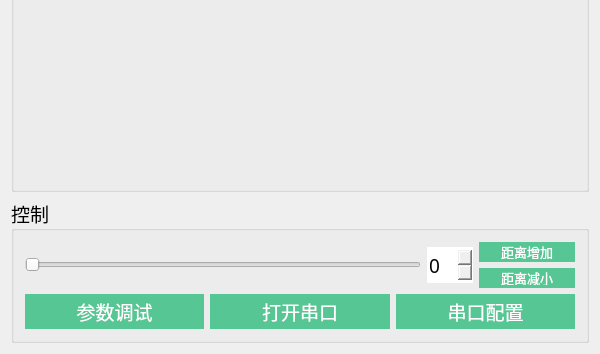
Old version of the form mainwindow.ui in the repository HITXZA/diansai2017Uper2; both pictures show x 0 to 600 and y 246 to 600 of the 600 by 600 pixel window.
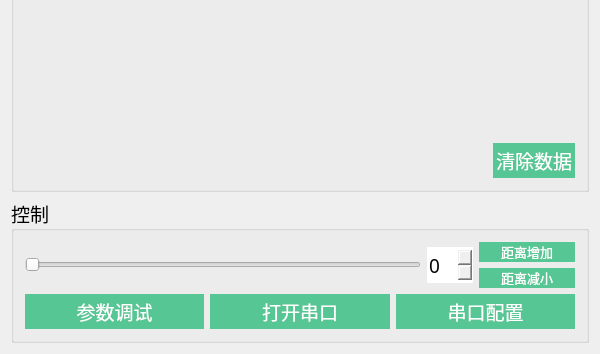
New version of the form. Icons and pictures are not drawn. Custom widgets are drawn as their Qt base class.

What changed in the file:
```diff
--- a/mainwindow.ui
+++ b/mainwindow.ui
@@ -19,7 +19,7 @@
   <widget class="QWidget" name="centralWidget">
    <layout class="QGridLayout" name="gridLayout_3">
     <item row="0" column="0">
-     <layout class="QVBoxLayout" name="verticalLayout_3">
+     <layout class="QVBoxLayout" name="verticalLayout_4">
       <item>
        <widget class="QGroupBox" name="groupBox_2">
         <property name="sizePolicy">
@@ -42,6 +42,8 @@
         </property>
         <layout class="QGridLayout" name="gridLayout_2">
          <item row="0" column="0">
+          <layout class="QVBoxLayout" name="verticalLayout_3">
+           <item>
           <widget class="QwtPlot" name="qwtPlot">
            <property name="sizePolicy">
             <sizepolicy hsizetype="Expanding" vsizetype="Expanding">
@@ -50,6 +52,48 @@
             </sizepolicy>
            </property>
           </widget>
+           </item>
+           <item>
+            <layout class="QHBoxLayout" name="horizontalLayout_3">
+             <item>
+              <spacer name="horizontalSpacer">
+               <property name="orientation">
+                <enum>Qt::Horizontal</enum>
+               </property>
+               <property name="sizeHint" stdset="0">
+                <size>
+                 <width>40</width>
+                 <height>20</height>
+                </size>
+               </property>
+              </spacer>
+             </item>
+             <item>
+              <widget class="QPushButton" name="cleanButton">
+               <property name="styleSheet">
+                <string notr="true">QPushButton {
+    background-color: rgb(86,198,148);
+	color:white;
+    border-style: none;
+	min-width: 30ex;
+    min-height: 10ex;
+	padding: 3px;
+}
+QPushButton:hover {
+   background-color: rgb(154,220,192);
+}
+QPushButton:pressed {
+   background-color: rgb(101,148,128);
+}</string>
+               </property>
+               <property name="text">
+                <string>清除数据</string>
+               </property>
+              </widget>
+             </item>
+            </layout>
+           </item>
+          </layout>
          </item>
         </layout>
        </widget>
```
Lines whose indentation alone changed are shown as unchanged.
